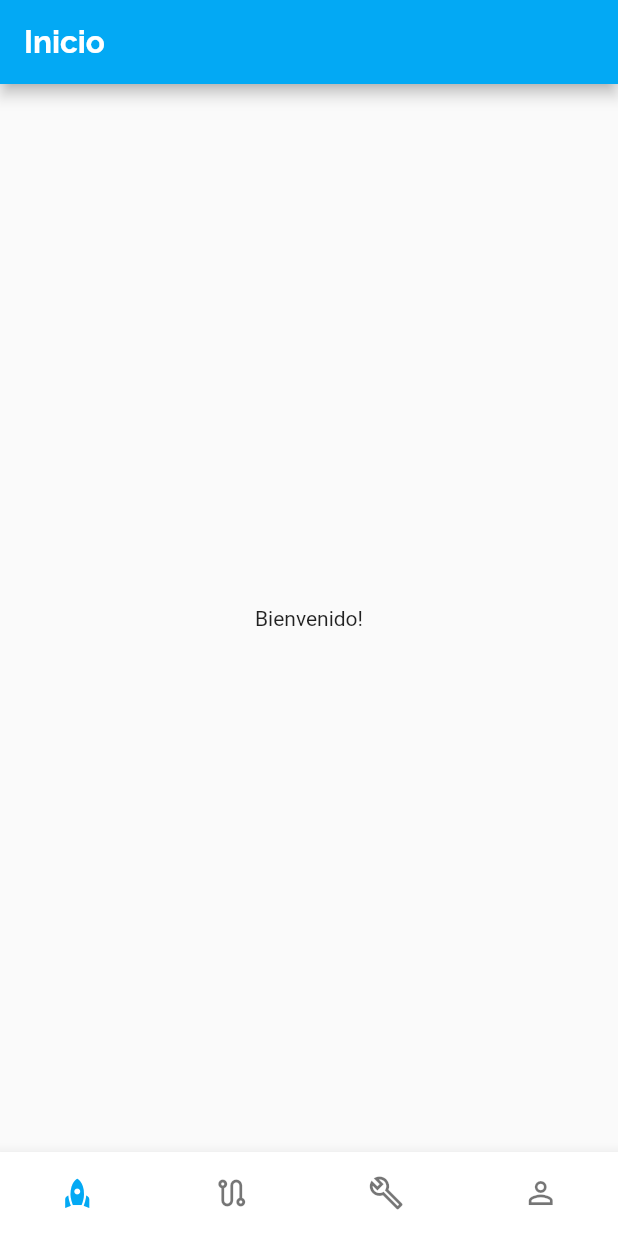
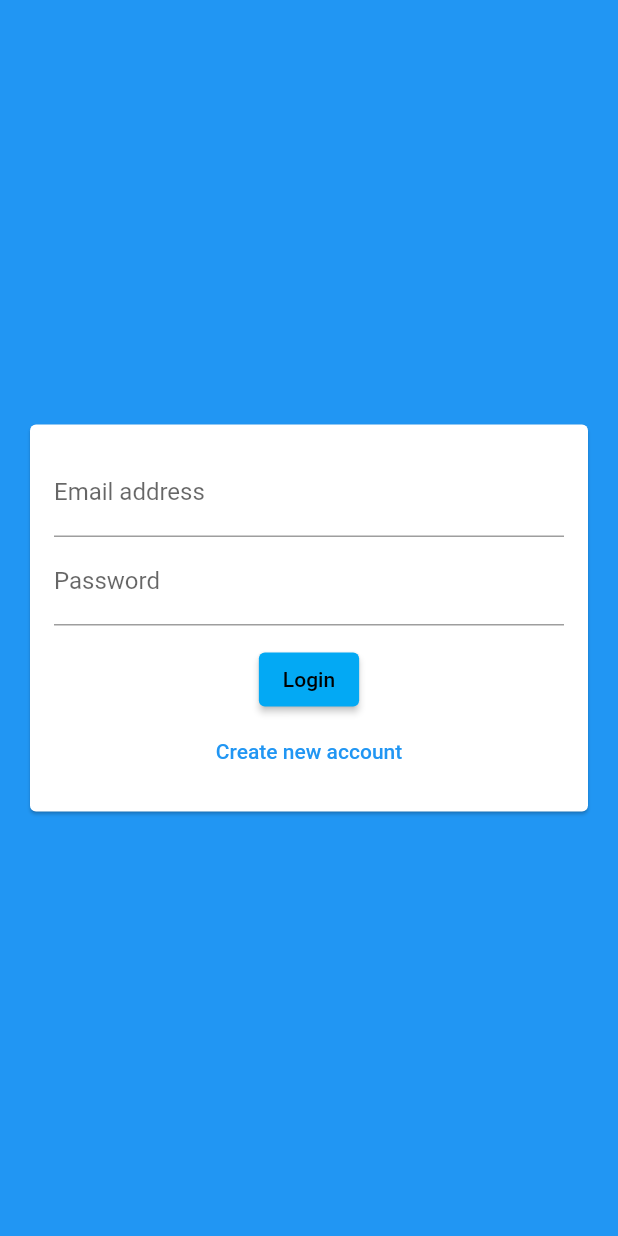
Before and after one commit to AnuTor/refocus-app, a Flutter app: the screen it shows after launch, on a phone screen of 412 x 824 dp. Run offline on Flutter 3.47's test engine with Material 2 defaults, Android fonts, the phone set to English and light mode, and no system bars; our stand-ins replace firebase_auth, firebase_core; accounts and stored records are empty.

Commit message:
add signup, login and logout with firebase

```diff
--- a/lib/main.dart
+++ b/lib/main.dart
@@ -1,20 +1,26 @@
 import 'package:flutter/material.dart';
+import 'package:firebase_core/firebase_core.dart';
+import 'package:firebase_auth/firebase_auth.dart';
 
+import './screens/auth_screen.dart';
 import './screens/tabs_screen.dart';
-import './screens/start_screen.dart';
+import './screens/splash_screen.dart';
 
-void main() => runApp(MyApp());
+void main() => runApp(const MyApp());
 
-class MyApp extends StatefulWidget {
+class MyApp extends StatelessWidget {
   const MyApp({Key? key}) : super(key: key);
 
   @override
-  _MyAppState createState() => _MyAppState();
-}
+  Widget build(BuildContext context) {
 
-class _MyAppState extends State<MyApp> {
-  @override
-  Widget build(BuildContext context) {
+    final Future<FirebaseApp> initialization = Firebase.initializeApp();
+
+    return FutureBuilder(
+      // Initialize FlutterFire:
+      future: initialization,
+      builder: (context, appSnapshot) {
+
       final ThemeData theme = ThemeData(
         fontFamily: 'Raleway',
       );
@@ -37,14 +43,25 @@ class _MyAppState extends State<MyApp> {
                 fontWeight: FontWeight.bold,
               )),
         ),
-      routes: {
-        '/': (ctx) => const TabsScreen(),
-      },
+        home: appSnapshot.connectionState != ConnectionState.done
+            ? const SplashScreen()
+            : StreamBuilder(
+                stream: FirebaseAuth.instance.authStateChanges(),
+                builder: (ctx, userSnapshot) {
+                  if (userSnapshot.connectionState == ConnectionState.waiting) {
+                    return const SplashScreen();
+                  }
+                  if (userSnapshot.hasData) {
+                    return const TabsScreen();
+                  }
+                  return AuthScreen();
+                }),
         onUnknownRoute: (settings) {
           return MaterialPageRoute(
-          builder: (ctx) => const StartScreen(),
+            builder: (ctx) => AuthScreen(),
           );
         },
       );
+    });
   }
 }
--- /dev/null
+++ b/lib/screens/auth_screen.dart
@@ -0,0 +1,86 @@
+import 'package:flutter/material.dart';
+import 'package:firebase_auth/firebase_auth.dart';
+import 'package:flutter/services.dart';
+//import 'package:cloud_firestore/cloud_firestore.dart';
+
+import '../widgets/auth/auth_form.dart';
+
+class AuthScreen extends StatefulWidget {
+  const AuthScreen({Key? key}) : super(key: key);
+
+  @override
+  State<AuthScreen> createState() => _AuthScreenState();
+}
+
+class _AuthScreenState extends State<AuthScreen> {
+  final _auth = FirebaseAuth.instance;
+  var _isLoading = false;
+
+  void _submitAuthForm(
+    String email,
+    String password,
+    String username,
+    bool isLogin,
+    BuildContext ctx,
+  ) async {
+    UserCredential authResult;
+
+    try {
+      setState(() {
+        _isLoading = true;
+      });
+      if (isLogin) {
+        authResult = await _auth.signInWithEmailAndPassword(
+          email: email,
+          password: password,
+        );
+      } else {
+        authResult = await _auth.createUserWithEmailAndPassword(
+          email: email,
+          password: password,
+        );
+
+        //await FirebaseFirestore.instance
+        //    .collection('users')
+        //    .doc(authResult.user.uid)
+        //    .set({
+        //  'username': username,
+        //  'email': email,
+        //});
+      }
+    } on PlatformException catch (err) {
+      var message = 'An error occurred, pelase check your credentials!';
+
+      if (err.message != null) {
+        message = err.message!;
+      }
+
+      ScaffoldMessenger.of(ctx).showSnackBar(
+        SnackBar(
+          content: Text(message),
+          backgroundColor: Theme.of(ctx).errorColor,
+        ),
+      );
+      setState(() {
+        _isLoading = false;
+      });
+    } catch (err) {
+      print(err);
+      setState(() {
+        _isLoading = false;
+      });
+    }
+  }
+
+  @override
+  Widget build(BuildContext context) {
+    return Scaffold(
+      backgroundColor: Theme.of(context).primaryColor,
+      body: AuthForm(
+        key: const ValueKey('AuthForm'),
+        submitFn: _submitAuthForm,
+        isLoading: _isLoading,
+      ),
+    );
+  }
+}
--- a/lib/screens/start_screen.dart
+++ /dev/null
@@ -1,12 +0,0 @@
-import 'package:flutter/material.dart';
-
-class StartScreen extends StatelessWidget {
-  const StartScreen({ Key? key }) : super(key: key);
-
-  @override
-  Widget build(BuildContext context) {
-    return const Center(
-      child: Text('Bienvenido!'),
-    );
-  }
-}
--- /dev/null
+++ b/lib/widgets/auth/auth_form.dart
@@ -0,0 +1,138 @@
+import 'package:flutter/material.dart';
+
+class AuthForm extends StatefulWidget {
+  const AuthForm({
+    Key? key,
+    required this.submitFn,
+    this.isLoading = false,
+  }) : super(key: key);
+
+  final bool isLoading;
+  final void Function(
+    String email,
+    String password,
+    String userName,
+    bool isLogin,
+    BuildContext ctx,
+  ) submitFn;
+
+  @override
+  State<AuthForm> createState() => _AuthFormState();
+}
+
+class _AuthFormState extends State<AuthForm> {
+  final _formKey = GlobalKey<FormState>();
+  var _isLogin = true;
+  var _userEmail = '';
+  var _userName = '';
+  var _userPassword = '';
+
+  void _trySubmit() {
+    final isValid = _formKey.currentState!.validate();
+    FocusScope.of(context).unfocus();
+
+    if (isValid) {
+      _formKey.currentState!.save();
+      widget.submitFn(
+        _userEmail.trim(),
+        _userPassword.trim(),
+        _userName.trim(),
+        _isLogin,
+        context,
+      );
+    }
+  }
+
+  @override
+  Widget build(BuildContext context) {
+    return Center(
+      child: Card(
+        margin: const EdgeInsets.all(20),
+        child: SingleChildScrollView(
+          child: Padding(
+            padding: const EdgeInsets.all(16),
+            child: Form(
+              key: _formKey,
+              child: Column(
+                mainAxisSize: MainAxisSize.min,
+                children: <Widget>[
+                  TextFormField(
+                    key: const ValueKey('email'),
+                    autocorrect: false,
+                    textCapitalization: TextCapitalization.none,
+                    enableSuggestions: false,
+                    validator: (value) {
+                      if (value == null || value.isEmpty || !value.contains('@')) {
+                        return 'Please enter a valid email address.';
+                      }
+                      return null;
+                    },
+                    keyboardType: TextInputType.emailAddress,
+                    decoration: const InputDecoration(
+                      labelText: 'Email address',
+                    ),
+                    onSaved: (value) {
+                      _userEmail = value!;
+                    },
+                  ),
+                  if (!_isLogin)
+                    TextFormField(
+                      key: const ValueKey('username'),
+                      autocorrect: true,
+                      textCapitalization: TextCapitalization.words,
+                      enableSuggestions: false,
+                      validator: (value) {
+                        if (value == null || value.isEmpty || value.length < 4) {
+                          return 'Please enter at least 4 characters';
+                        }
+                        return null;
+                      },
+                      decoration: const InputDecoration(labelText: 'Username'),
+                      onSaved: (value) {
+                        _userName = value!;
+                      },
+                    ),
+                  TextFormField(
+                    key: const ValueKey('password'),
+                    validator: (value) {
+                      if (value == null || value.isEmpty || value.length < 7) {
+                        return 'Password must be at least 7 characters long.';
+                      }
+                      return null;
+                    },
+                    decoration: const InputDecoration(labelText: 'Password'),
+                    obscureText: true,
+                    onSaved: (value) {
+                      _userPassword = value!;
+                    },
+                  ),
+                  const SizedBox(height: 12),
+                  if (widget.isLoading) const CircularProgressIndicator(),
+                  if (!widget.isLoading)
+                    ElevatedButton(
+                      onPressed: _trySubmit,
+                      child: Text(_isLogin ? 'Login' : 'Signup'),
+                    ),
+                  if (!widget.isLoading)
+                    TextButton(
+                      style: TextButton.styleFrom(
+                        foregroundColor: Theme.of(context).primaryColor,
+                      ),
+                      child: Text(_isLogin
+                          ? 'Create new account'
+                          : 'I already have an account'),
+                      onPressed: () {
+                        setState(() {
+                          _isLogin = !_isLogin;
+                        });
+                      },
+                    )
+                ],
+              ),
+            ),
+          ),
+        ),
+      ),
+    );
+  }
+}
```
Also changed, not shown: lib/screens/main_screen.dart (added, +15 -0 lines), lib/screens/splash_screen.dart (added, +15 -0 lines), lib/screens/tabs_screen.dart (+39 -5 lines), pubspec.yaml (+3 -5 lines), pubspec.lock, 6 other files. Lines whose indentation alone changed are shown as unchanged.
